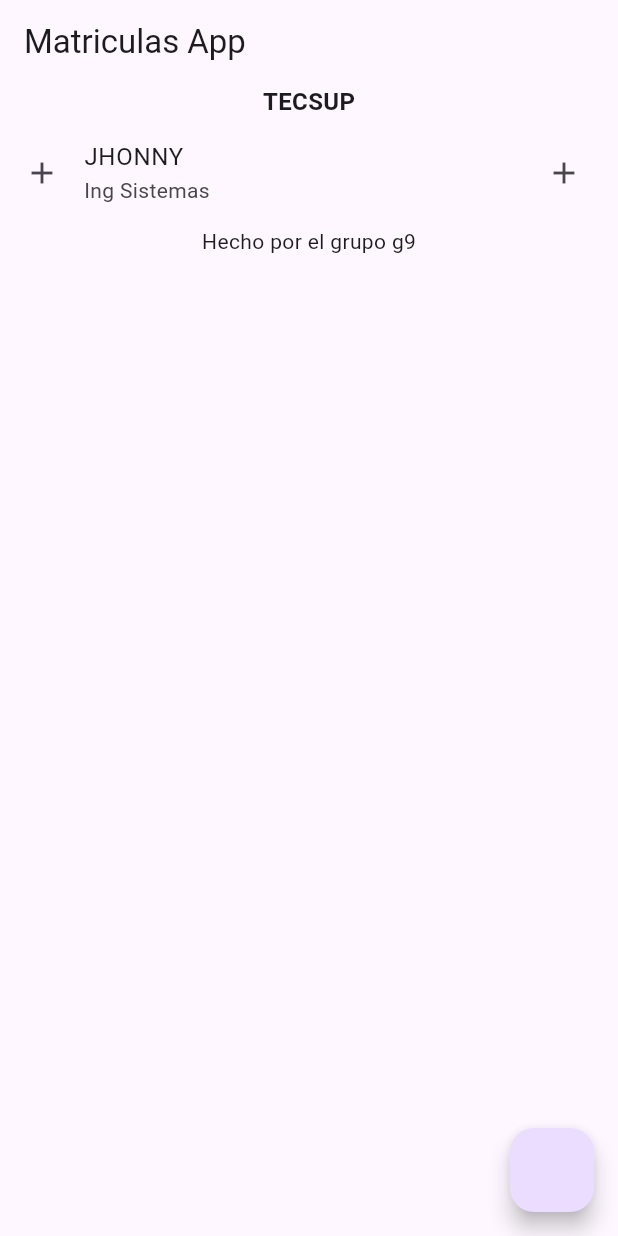
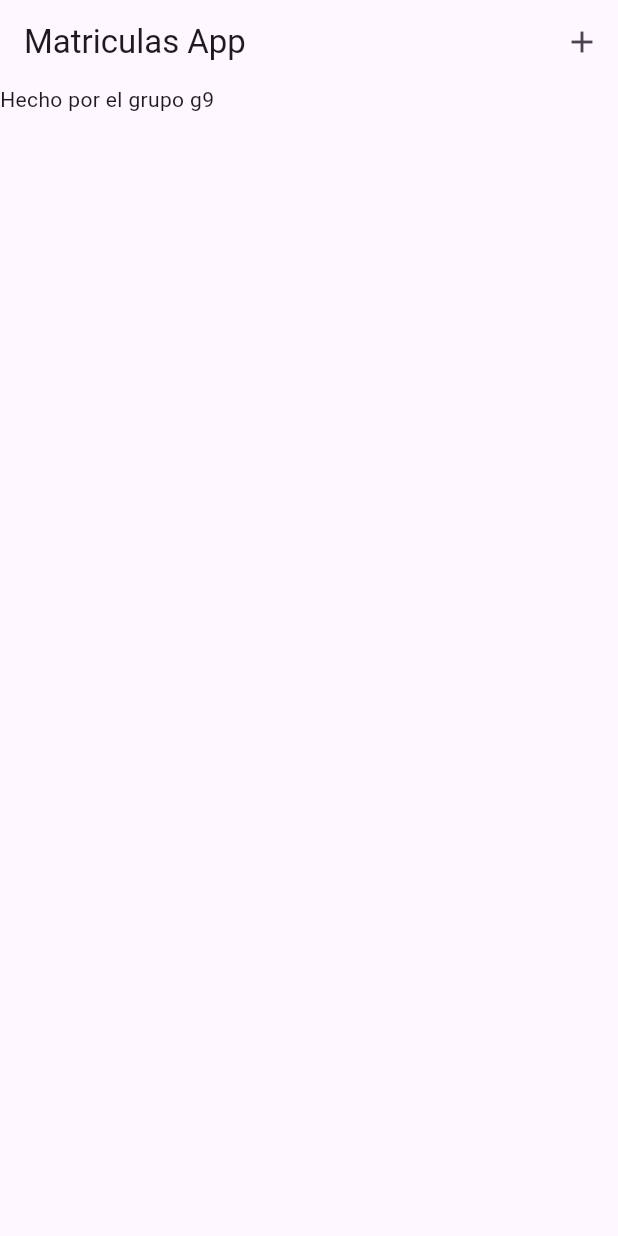
Before and after one commit to fr4nsgallegos/matriculasAppG9, a Flutter app: the screen it shows after launch, on a phone screen of 412 x 824 dp. Run offline on Flutter 3.47's test engine with Material 3 defaults, Android fonts, the phone set to English and light mode, and no system bars.

Commit message:
adding institutions and matriculs

```diff
--- a/lib/models/institution_model.dart
+++ b/lib/models/institution_model.dart
@@ -18,5 +18,5 @@ InstitutionModel institucion1 = InstitutionModel(
   nombre: "TECSUP",
   direccion: "AV LIMA 654",
   ruc: "1345678",
-  matriculas: [matricula1],
+  matriculas: [],
 );
--- a/lib/pages/home_page.dart
+++ b/lib/pages/home_page.dart
@@ -9,35 +9,68 @@ class HomePage extends StatefulWidget {
 }
 
 class _HomePageState extends State<HomePage> {
+  List<InstitutionModel> institucionesList = [];
+  InstitutionModel institucion2 = InstitutionModel(
+    nombre: "PUCP",
+    direccion: "AV CUSCO 98",
+    ruc: "987654321",
+    matriculas: [],
+  );
   @override
   Widget build(BuildContext context) {
     return Scaffold(
-      floatingActionButton: FloatingActionButton(
+      appBar: AppBar(
+        title: Text("Matriculas App"),
+        actions: [
+          IconButton(
             onPressed: () {
-          institucion1.matriculas.add(matricula2);
+              institucionesList.add(institucion1);
+              // institucionesList.add(institucion2);
               setState(() {});
             },
+            icon: Icon(Icons.add),
           ),
-      appBar: AppBar(
-        title: Text("Matriculas App"),
+        ],
       ),
       body: Column(
         children: [
+          ...institucionesList.map((institution) {
+            return Column(
+              children: [
+                Row(
+                  mainAxisAlignment: MainAxisAlignment.center,
+                  children: [
                     Text(
-            institucion1.nombre,
+                      institution.nombre,
                       style: TextStyle(
                         fontSize: 16,
                         fontWeight: FontWeight.bold,
                       ),
                     ),
-          ...institucion1.matriculas.map((matricula) {
+                    IconButton(
+                      onPressed: () {
+                        institution.matriculas.add(matricula1);
+                        setState(() {});
+                      },
+                      icon: Icon(Icons.add),
+                    ),
+                    IconButton(
+                      icon: Icon(Icons.delete),
+                      onPressed: () {},
+                    ),
+                  ],
+                ),
+                ...institution.matriculas.map((matricula) {
                   return ListTile(
                     title: Text(matricula.persona.name),
                     subtitle: Text(matricula.carrera.nombre),
-              trailing: Icon(Icons.add),
-              leading: Icon(Icons.add),
+                    trailing: Icon(Icons.edit),
+                    leading: Icon(Icons.person),
                   );
                 }),
+              ],
+            );
+          }).toList(),
           Text("Hecho por el grupo g9")
         ],
       ),
```
Lines whose indentation alone changed are shown as unchanged.
